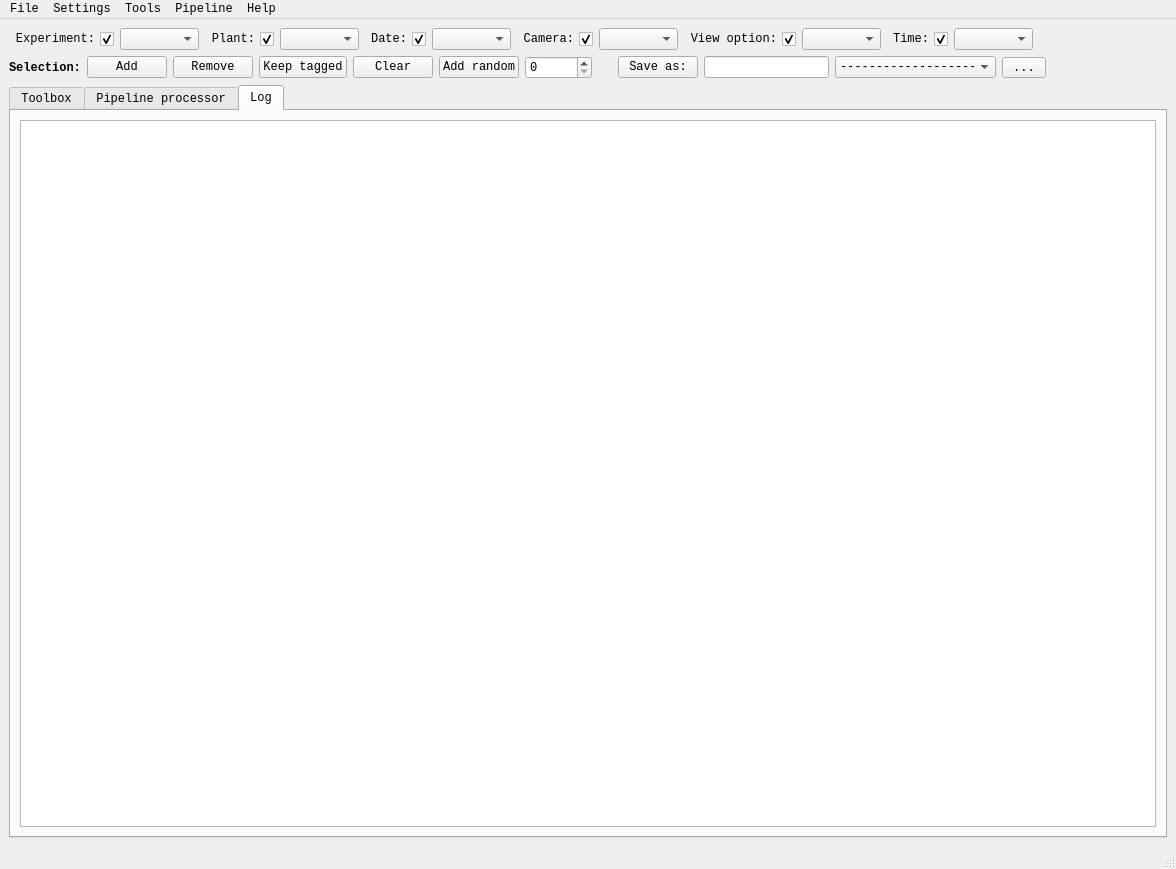
tpmp-inra/ipso_phen, file main_form.ui: the form before one commit.
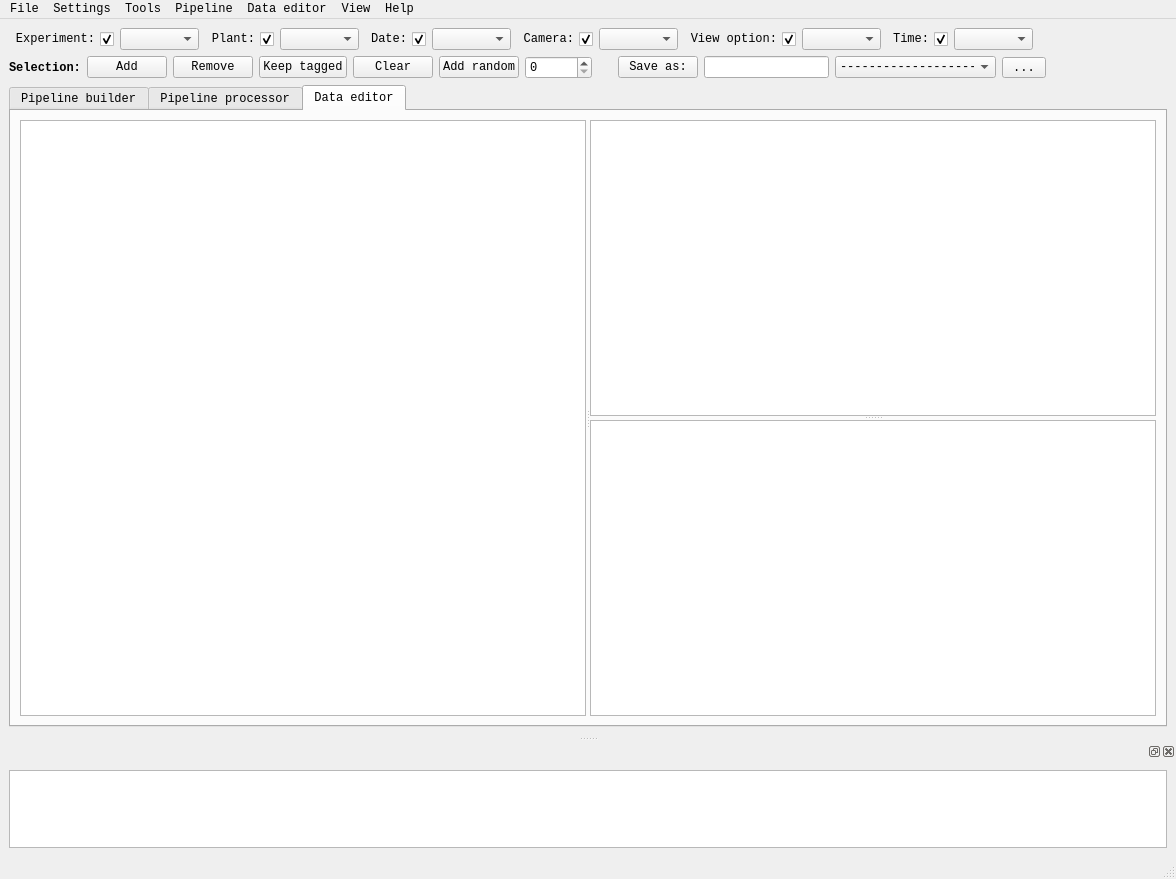
The form after the commit. The open tabs and pages were chosen to show the change. Icons and pictures are not drawn.

Commit message:
Sem-Ver: feature
- Added data editor
- Moved log to docked window
- Fixed bug when sending heliasen images to mass processor

```diff
--- a/main_form.ui
+++ b/main_form.ui
@@ -8,7 +8,7 @@
     <x>0</x>
     <y>0</y>
     <width>1176</width>
-    <height>869</height>
+    <height>879</height>
    </rect>
   </property>
   <property name="font">
@@ -343,12 +343,15 @@
       <property name="tabPosition">
        <enum>QTabWidget::North</enum>
       </property>
+      <property name="tabShape">
+       <enum>QTabWidget::Rounded</enum>
+      </property>
       <property name="currentIndex">
        <number>0</number>
       </property>
       <widget class="QWidget" name="tab_image_viewer">
        <attribute name="title">
-        <string>Toolbox</string>
+        <string>Pipeline builder</string>
        </attribute>
        <layout class="QHBoxLayout" name="horizontalLayout_8">
         <item>
@@ -1670,11 +1673,61 @@
       </widget>
       <widget class="QWidget" name="tab_log">
        <attribute name="title">
-        <string>Log</string>
+        <string>Data editor</string>
        </attribute>
-       <layout class="QVBoxLayout" name="verticalLayout">
-        <item>
-         <widget class="QTextBrowser" name="lv_log"/>
+       <layout class="QGridLayout" name="gridLayout_13">
+        <item row="0" column="0">
+         <widget class="QSplitter" name="spl_de_right">
+          <property name="orientation">
+           <enum>Qt::Horizontal</enum>
+          </property>
+          <widget class="QSplitter" name="spl_de_left">
+           <property name="orientation">
+            <enum>Qt::Horizontal</enum>
+           </property>
+           <widget class="QTableView" name="tb_de_column_info">
+            <property name="editTriggers">
+             <set>QAbstractItemView::NoEditTriggers</set>
+            </property>
+            <property name="dragDropOverwriteMode">
+             <bool>false</bool>
+            </property>
+            <property name="alternatingRowColors">
+             <bool>true</bool>
+            </property>
+            <property name="selectionBehavior">
+             <enum>QAbstractItemView::SelectRows</enum>
+            </property>
+            <attribute name="horizontalHeaderStretchLastSection">
+             <bool>false</bool>
+            </attribute>
+           </widget>
+           <widget class="QSplitter" name="spl_de_hor">
+            <property name="orientation">
+             <enum>Qt::Vertical</enum>
+            </property>
+            <widget class="QTableView" name="tb_ge_dataframe">
+             <property name="selectionMode">
+              <enum>QAbstractItemView::SingleSelection</enum>
+             </property>
+            </widget>
+            <widget class="QTableView" name="tb_de_dataframe_info">
+             <property name="editTriggers">
+              <set>QAbstractItemView::NoEditTriggers</set>
+             </property>
+             <property name="dragDropOverwriteMode">
+              <bool>false</bool>
+             </property>
+             <property name="alternatingRowColors">
+              <bool>true</bool>
+             </property>
+             <property name="selectionBehavior">
+              <enum>QAbstractItemView::SelectRows</enum>
+             </property>
+            </widget>
+           </widget>
+          </widget>
+         </widget>
         </item>
        </layout>
       </widget>
@@ -1691,7 +1744,7 @@
      <height>21</height>
     </rect>
    </property>
-   <widget class="QMenu" name="menuFile">
+   <widget class="QMenu" name="menu_file">
     <property name="title">
      <string>File</string>
     </property>
@@ -1719,7 +1772,7 @@
     <addaction name="separator"/>
     <addaction name="actionExit"/>
    </widget>
-   <widget class="QMenu" name="menuView">
+   <widget class="QMenu" name="menu_settings">
     <property name="title">
      <string>Settings</string>
     </property>
@@ -1807,7 +1860,7 @@
     <addaction name="separator"/>
     <addaction name="mnu_debug"/>
    </widget>
-   <widget class="QMenu" name="menuScript_generator">
+   <widget class="QMenu" name="menu_script_generator">
     <property name="title">
      <string>Pipeline</string>
     </property>
@@ -1831,7 +1884,7 @@
      <bool>true</bool>
     </property>
    </widget>
-   <widget class="QMenu" name="menuHelp">
+   <widget class="QMenu" name="menu_help">
     <property name="title">
      <string>Help</string>
     </property>
@@ -1843,11 +1896,33 @@
     <addaction name="separator"/>
     <addaction name="action_about_form"/>
    </widget>
-   <addaction name="menuFile"/>
-   <addaction name="menuView"/>
+   <widget class="QMenu" name="menu_view">
+    <property name="title">
+     <string>View</string>
+    </property>
+    <addaction name="action_show_log"/>
+   </widget>
+   <widget class="QMenu" name="menu_data_editor">
+    <property name="title">
+     <string>Data editor</string>
+    </property>
+    <addaction name="action_de_new_sheet"/>
+    <addaction name="separator"/>
+    <addaction name="action_de_load_csv"/>
+    <addaction name="action_de_create_sheet_from_selection"/>
+    <addaction name="separator"/>
+    <addaction name="action_de_save_csv"/>
+    <addaction name="separator"/>
+    <addaction name="action_de_add_column"/>
+    <addaction name="action_de_delete_column"/>
+   </widget>
+   <addaction name="menu_file"/>
+   <addaction name="menu_settings"/>
    <addaction name="mnu_tools_root"/>
-   <addaction name="menuScript_generator"/>
-   <addaction name="menuHelp"/>
+   <addaction name="menu_script_generator"/>
+   <addaction name="menu_data_editor"/>
+   <addaction name="menu_view"/>
+   <addaction name="menu_help"/>
   </widget>
   <widget class="QStatusBar" name="statusbar">
    <property name="font">
@@ -1857,6 +1932,21 @@
     </font>
    </property>
   </widget>
+  <widget class="QDockWidget" name="dk_log">
+   <property name="features">
+    <set>QDockWidget::AllDockWidgetFeatures</set>
+   </property>
+   <attribute name="dockWidgetArea">
+    <number>8</number>
+   </attribute>
+   <widget class="QWidget" name="dockWidgetContents">
+    <layout class="QHBoxLayout" name="horizontalLayout_12">
+     <item>
+      <widget class="QTextBrowser" name="lv_log"/>
+     </item>
+    </layout>
+   </widget>
+  </widget>
   <action name="actionTPMP">
    <property name="checkable">
     <bool>false</bool>
```
Left out of the diff: 56 changed lines with no effect on the pictures. The commit also changes 18 other files.
